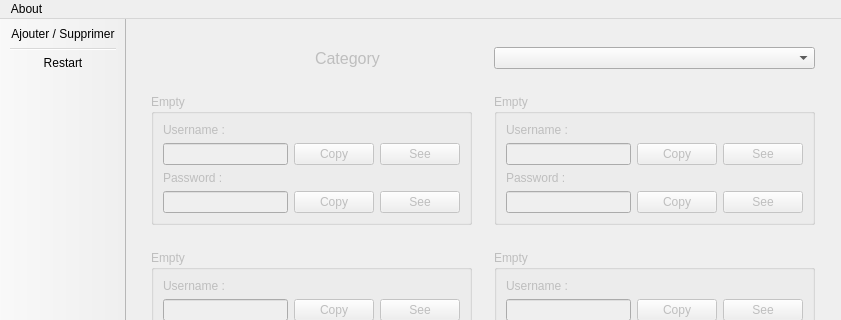
Qt form mainwindow.ui (AntoineNEBOUT/MyPassword) before a commit; both pictures show x 0 to 841 and y 0 to 320 of the 841 by 565 pixel window.
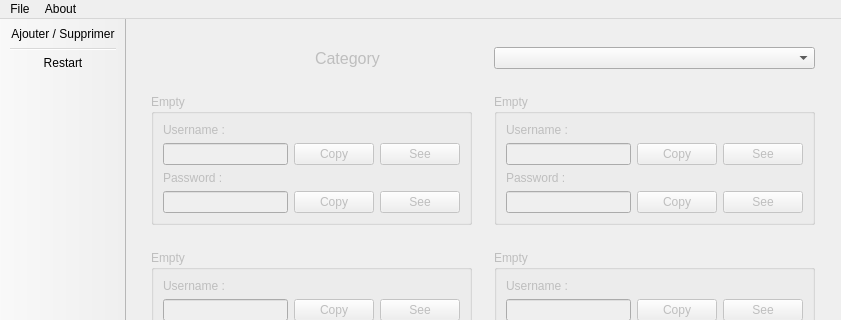
The same form after that commit.

Diff of the .ui file:
```diff
--- a/mainwindow.ui
+++ b/mainwindow.ui
@@ -622,6 +622,16 @@
     <addaction name="action_propos"/>
     <addaction name="action_propos_de_Qt"/>
    </widget>
+   <widget class="QMenu" name="menuFile">
+    <property name="title">
+     <string>File</string>
+    </property>
+    <addaction name="actionImport"/>
+    <addaction name="actionExport"/>
+    <addaction name="separator"/>
+    <addaction name="actionQuit"/>
+   </widget>
+   <addaction name="menuFile"/>
    <addaction name="menu_propos"/>
   </widget>
   <action name="actionAjouter">
```
Left out of the diff: 15 changed lines with no effect on the pictures.
